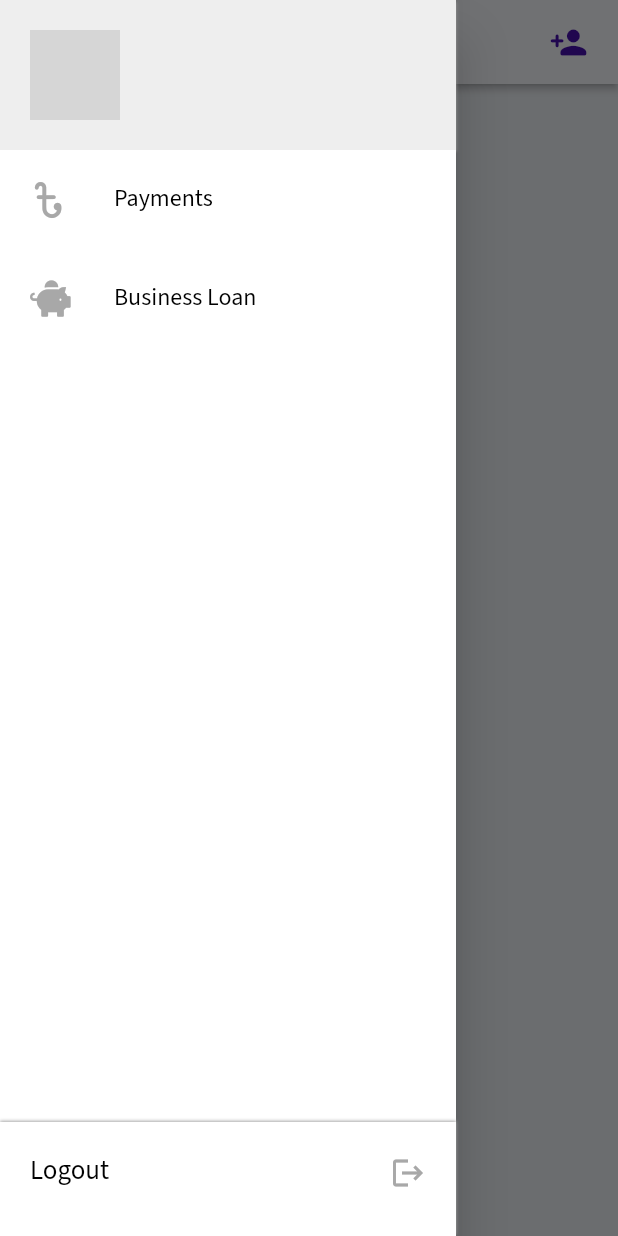
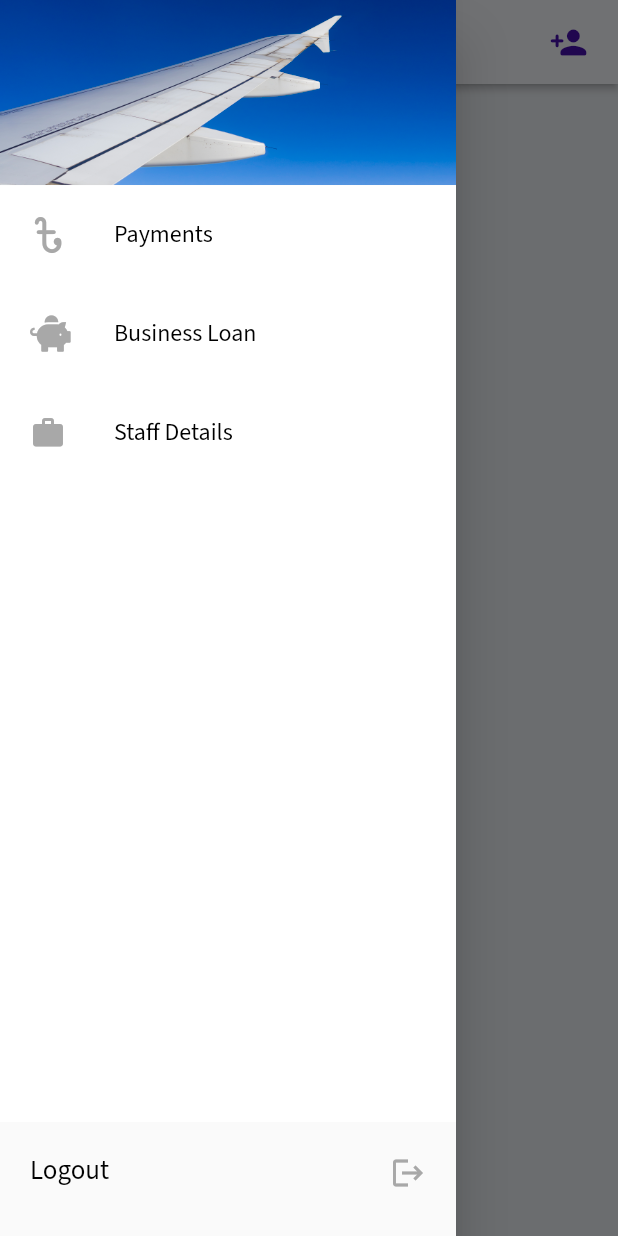
Before and after one commit to mdrashedbinkuddus/rsenterperise-admin, a Flutter app: the PartyListWidget screen opened directly, with the side drawer open, on a phone screen of 412 x 824 dp. Run offline on Flutter 3.47's test engine with Material 2 defaults, Android fonts, the phone set to English and light mode, and no system bars; our stand-ins replace auto_size_text, built_collection, built_value, cloud_firestore, easy_debounce, firebase_auth and 13 more; missing offline and left inert: json_path; accounts and stored records are empty; generated files the repository leaves out were written again; network calls fail; grey boxes are pictures that could not be loaded.

Commit message:
Updating to latest FlutterFlow output.

```diff
--- a/lib/party_list/party_list_widget.dart
+++ b/lib/party_list/party_list_widget.dart
@@ -7,6 +7,7 @@ import '../flutter_flow/flutter_flow_util.dart';
 import '../main.dart';
 import '../party_details/party_details_widget.dart';
 import '../sign_in/sign_in_widget.dart';
+import '../staff/staff_widget.dart';
 import 'package:cloud_firestore/cloud_firestore.dart';
 import 'package:flutter/material.dart';
 import 'package:flutter_slidable/flutter_slidable.dart';
@@ -35,7 +36,8 @@ class _PartyListWidgetState extends State<PartyListWidget> {
       key: scaffoldKey,
       appBar: AppBar(
         backgroundColor: FlutterFlowTheme.of(context).secondaryBackground,
-        iconTheme: IconThemeData(color: Colors.black),
+        iconTheme:
+            IconThemeData(color: FlutterFlowTheme.of(context).primaryColor),
         automaticallyImplyLeading: true,
         title: Text(
           'Party',
@@ -77,97 +79,16 @@ class _PartyListWidgetState extends State<PartyListWidget> {
         elevation: 2,
       ),
       backgroundColor: FlutterFlowTheme.of(context).primaryBackground,
-      drawer: StreamBuilder<UserRecord>(
-        stream: UserRecord.getDocument(currentUserReference),
-        builder: (context, snapshot) {
-          // Customize what your widget looks like when it's loading.
-          if (!snapshot.hasData) {
-            return Center(
-              child: SizedBox(
-                width: 50,
-                height: 50,
-                child: SpinKitDoubleBounce(
-                  color: Colors.black,
-                  size: 50,
-                ),
-              ),
-            );
-          }
-          final drawerUserRecord = snapshot.data;
-          return Drawer(
+      drawer: Drawer(
         elevation: 16,
         child: Column(
           mainAxisSize: MainAxisSize.max,
           children: [
-                Material(
-                  color: Colors.transparent,
-                  elevation: 1,
-                  child: Container(
+            Image.asset(
+              'assets/images/airplane-flying-above-the-clouds.jpg',
               width: MediaQuery.of(context).size.width,
-                    height: 100,
-                    decoration: BoxDecoration(
-                      color: Color(0xFFEEEEEE),
-                      boxShadow: [
-                        BoxShadow(
-                          blurRadius: 1,
-                          color: FlutterFlowTheme.of(context).lineColor,
-                          offset: Offset(0, 1),
-                        )
-                      ],
-                    ),
-                    child: Row(
-                      mainAxisSize: MainAxisSize.max,
-                      mainAxisAlignment: MainAxisAlignment.start,
-                      children: [
-                        Padding(
-                          padding: EdgeInsetsDirectional.fromSTEB(20, 0, 0, 0),
-                          child: StreamBuilder<UserRecord>(
-                            stream: UserRecord.getDocument(
-                                drawerUserRecord.reference),
-                            builder: (context, snapshot) {
-                              // Customize what your widget looks like when it's loading.
-                              if (!snapshot.hasData) {
-                                return Center(
-                                  child: SizedBox(
-                                    width: 50,
-                                    height: 50,
-                                    child: SpinKitDoubleBounce(
-                                      color: Colors.black,
-                                      size: 50,
-                                    ),
-                                  ),
-                                );
-                              }
-                              final imageUserRecord = snapshot.data;
-                              return ClipRRect(
-                                borderRadius: BorderRadius.circular(50),
-                                child: Image.network(
-                                  valueOrDefault<String>(
-                                    drawerUserRecord.photoUrl,
-                                    'https://storage.googleapis.com/flutterflow-io-6f20.appspot.com/projects/r-s-enterprise-admin-ghscow/assets/ffgkx5xuwf47/logo.png',
-                                  ),
-                                  width: 60,
-                                  height: 60,
+              height: MediaQuery.of(context).size.height * 0.15,
               fit: BoxFit.cover,
-                                ),
-                              );
-                            },
-                          ),
-                        ),
-                        Padding(
-                          padding: EdgeInsetsDirectional.fromSTEB(20, 0, 0, 0),
-                          child: Text(
-                            drawerUserRecord.displayName,
-                            style:
-                                FlutterFlowTheme.of(context).bodyText1.override(
-                                      fontFamily: 'Source Sans Pro',
-                                      fontSize: 14,
-                                    ),
-                          ),
-                        ),
-                      ],
-                    ),
-                  ),
             ),
             Expanded(
               child: Container(
@@ -198,8 +119,7 @@ class _PartyListWidgetState extends State<PartyListWidget> {
                         ),
                         title: Text(
                           'Payments',
-                              style:
-                                  FlutterFlowTheme.of(context).title3.override(
+                          style: FlutterFlowTheme.of(context).title3.override(
                                 fontFamily: 'Source Sans Pro',
                                 color: Colors.black,
                                 fontSize: 16,
@@ -231,8 +151,39 @@ class _PartyListWidgetState extends State<PartyListWidget> {
                         ),
                         title: Text(
                           'Business Loan',
-                              style:
-                                  FlutterFlowTheme.of(context).title3.override(
+                          style: FlutterFlowTheme.of(context).title3.override(
+                                fontFamily: 'Source Sans Pro',
+                                color: Colors.black,
+                                fontSize: 16,
+                                fontWeight: FontWeight.normal,
+                              ),
+                        ),
+                        dense: false,
+                        contentPadding:
+                            EdgeInsetsDirectional.fromSTEB(20, 5, 0, 5),
+                      ),
+                    ),
+                    InkWell(
+                      onTap: () async {
+                        await Navigator.push(
+                          context,
+                          PageTransition(
+                            type: PageTransitionType.fade,
+                            duration: Duration(milliseconds: 0),
+                            reverseDuration: Duration(milliseconds: 0),
+                            child: StaffWidget(),
+                          ),
+                        );
+                      },
+                      child: ListTile(
+                        leading: Icon(
+                          Icons.work_rounded,
+                          color: FlutterFlowTheme.of(context).lineColor,
+                          size: 24,
+                        ),
+                        title: Text(
+                          'Staff Details',
+                          style: FlutterFlowTheme.of(context).title3.override(
                                 fontFamily: 'Source Sans Pro',
                                 color: Colors.black,
                                 fontSize: 16,
@@ -250,16 +201,7 @@ class _PartyListWidgetState extends State<PartyListWidget> {
             ),
             Container(
               width: MediaQuery.of(context).size.width,
-                  decoration: BoxDecoration(
-                    color: Colors.white,
-                    boxShadow: [
-                      BoxShadow(
-                        blurRadius: 1,
-                        color: FlutterFlowTheme.of(context).lineColor,
-                        offset: Offset(0, -1),
-                      )
-                    ],
-                  ),
+              decoration: BoxDecoration(),
               child: Padding(
                 padding: EdgeInsetsDirectional.fromSTEB(0, 20, 0, 30),
                 child: Row(
@@ -271,8 +213,7 @@ class _PartyListWidgetState extends State<PartyListWidget> {
                       padding: EdgeInsetsDirectional.fromSTEB(20, 0, 0, 0),
                       child: Text(
                         'Logout',
-                            style:
-                                FlutterFlowTheme.of(context).bodyText1.override(
+                        style: FlutterFlowTheme.of(context).bodyText1.override(
                               fontFamily: 'Source Sans Pro',
                               color: Colors.black,
                               fontSize: 18,
@@ -309,8 +250,6 @@ class _PartyListWidgetState extends State<PartyListWidget> {
             ),
           ],
         ),
-          );
-        },
       ),
       body: SafeArea(
         child: GestureDetector(
```
Lines whose indentation alone changed are shown as unchanged.
